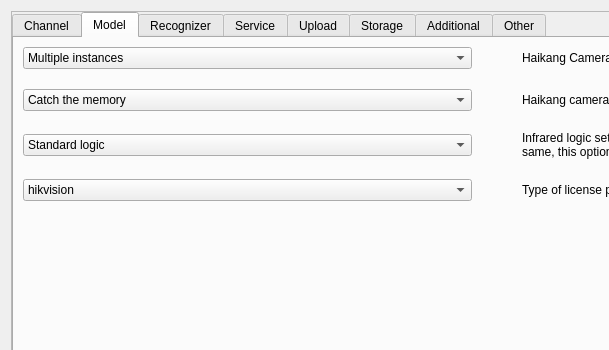
First picture: the form in Main/Setting/system_setting_form.ui, repository 519984307/Container_Multiple_Channels_20200522, before the edit; both pictures show x 0 to 609 and y 0 to 350 of the 959 by 625 pixel window.
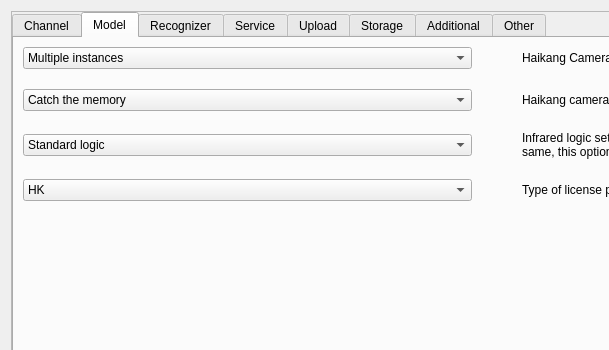
Second picture: the form after the edit. The open tabs and pages were chosen to show the change.

What changed in the file:
```diff
--- a/Main/Setting/system_setting_form.ui
+++ b/Main/Setting/system_setting_form.ui
@@ -667,7 +667,7 @@
              </property>
              <item>
               <property name="text">
-               <string>hikvision</string>
+               <string>HK</string>
               </property>
              </item>
              <item>
```
Left out of the diff: 7 changed lines with no effect on the pictures.
